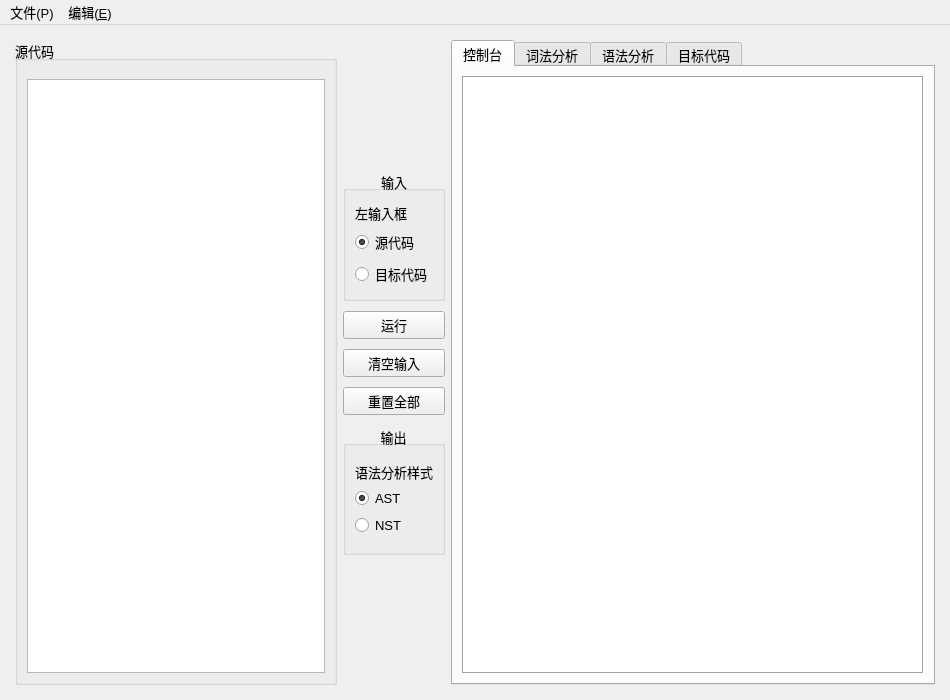
Old version of the form minic/mainwindow.ui in the repository Ryzin/MiniC.
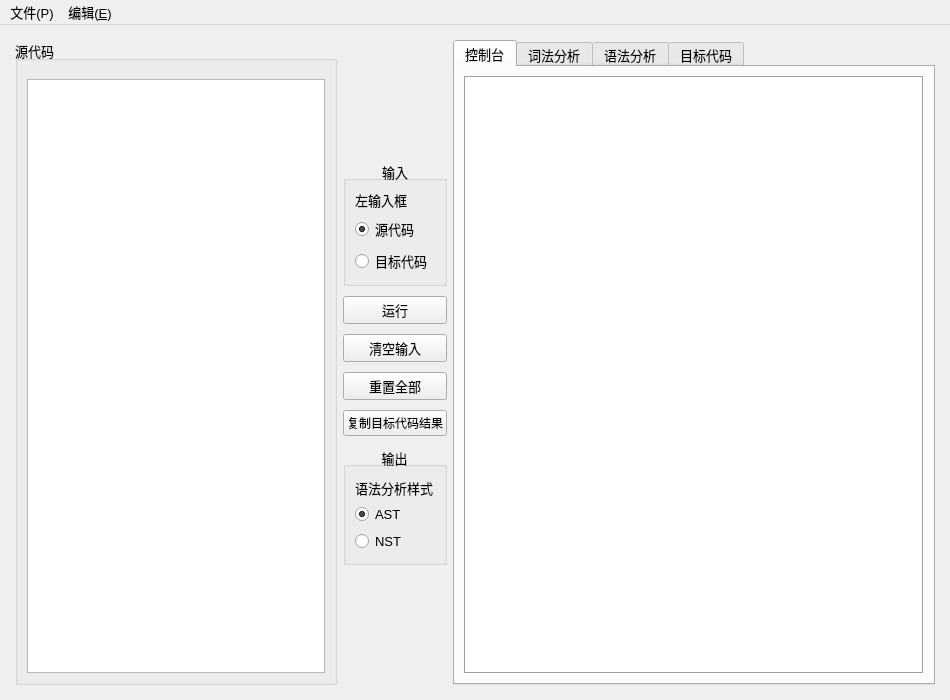
New version of the form.

What changed in the file:
```diff
--- a/minic/mainwindow.ui
+++ b/minic/mainwindow.ui
@@ -80,7 +80,7 @@
        </widget>
       </item>
       <item>
-       <layout class="QVBoxLayout" name="verticalLayout_2" stretch="1,1,1,1,1,1,1">
+       <layout class="QVBoxLayout" name="verticalLayout_2" stretch="1,1,1,1,1,0,1,1">
         <property name="spacing">
          <number>10</number>
         </property>
@@ -215,6 +215,13 @@
           </property>
          </widget>
         </item>
+        <item>
+         <widget class="QPushButton" name="copy_code_instructions_pushButton">
+          <property name="text">
+           <string>复制目标代码结果</string>
+          </property>
+         </widget>
+        </item>
         <item>
          <widget class="QGroupBox" name="groupBox_2">
           <property name="enabled">
```
